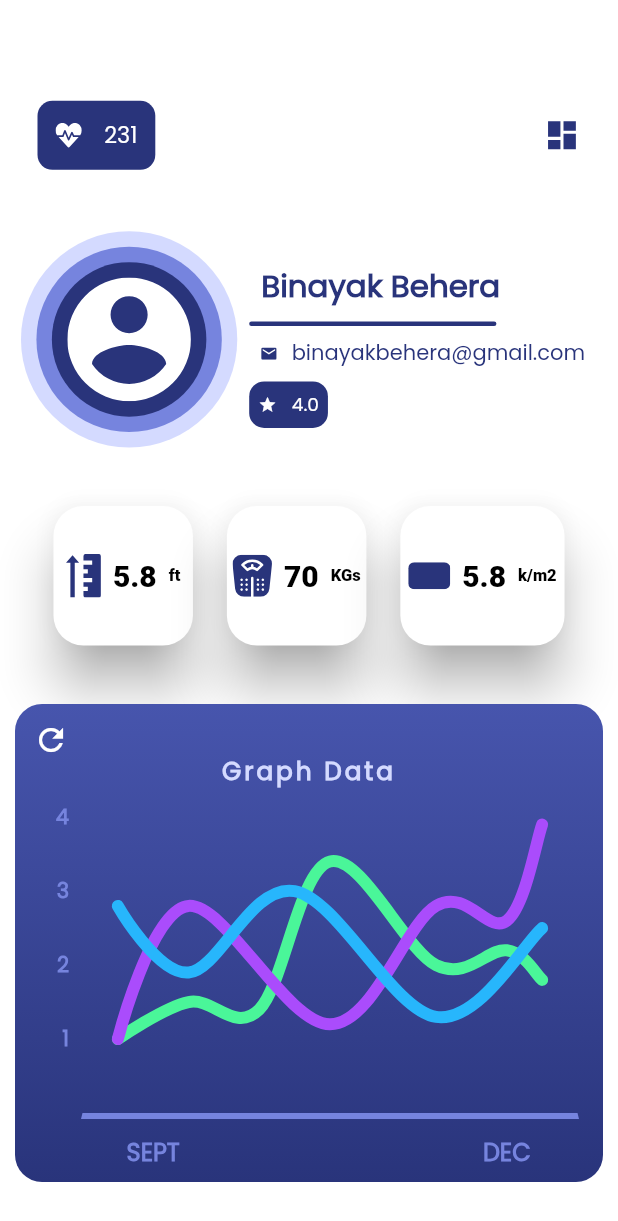
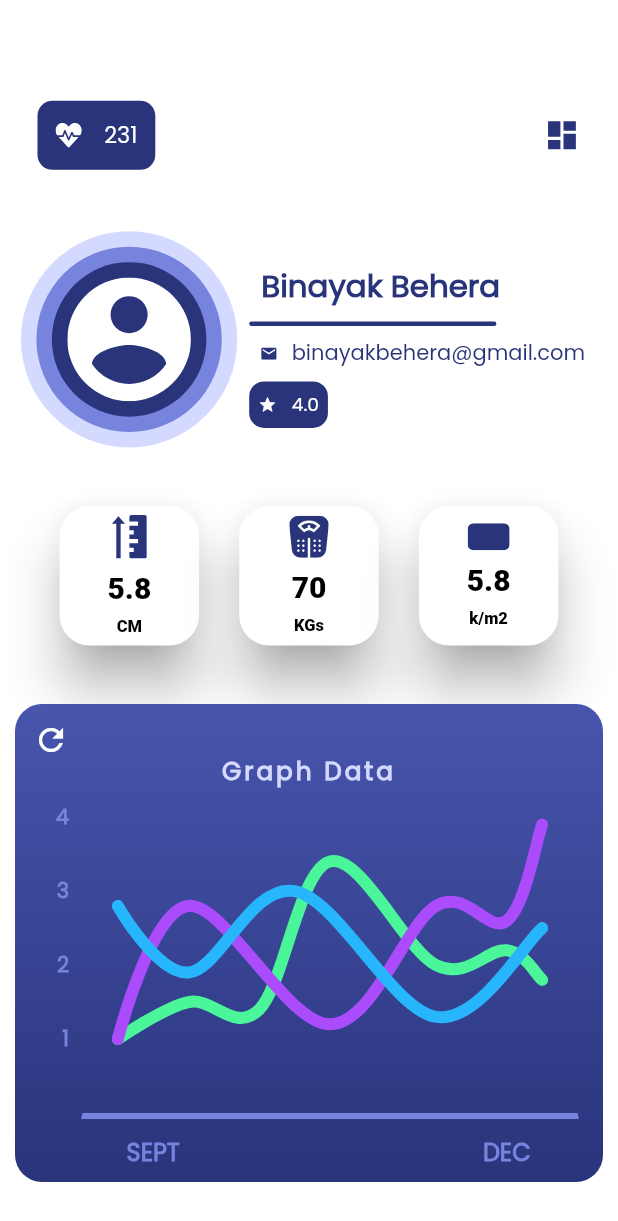
Before and after one commit to binayakbehera999/Snap-N-Eat, a Flutter app: the Profile screen opened directly, on a phone screen of 412 x 824 dp. Shown: the top 1221 px of the screen. Run offline on Flutter 3.47's test engine with Material 2 defaults, Android fonts, the phone set to English and light mode, and no system bars; drawn by our look-alikes of fl_chart; our stand-ins replace cloud_firestore, flutter_svg, fluttertoast, percent_indicator, shared_preferences; missing offline and left inert: fluid_bottom_nav_bar, oauth2_client; accounts and stored records are empty; Roboto replaces fonts that are missing (Muli).

Commit message:
profile ui update

```diff
--- a/lib/components/friendrequesttiles.dart
+++ b/lib/components/friendrequesttiles.dart
@@ -17,19 +17,22 @@ class FriendRequestTiles extends StatefulWidget {
 class _FriendRequestTilesState extends State<FriendRequestTiles> {
   @override
   Widget build(BuildContext context) {
-    return Card(
+    return Container(
+      height: 80,
+      child: Padding(
+        padding: const EdgeInsets.all(5.0),
+        child: Card(
           shadowColor: Colors.grey,
           elevation: 15.0,
           shape: RoundedRectangleBorder(
             borderRadius: BorderRadius.all(
-          Radius.circular(20.0),
+              Radius.circular(5.0),
             ),
           ),
           child: new ListTile(
             title: Text(widget.name),
             leading: CircleAvatar(child: Image.network(widget.avatar)),
             trailing: Row(
-          crossAxisAlignment: CrossAxisAlignment.end,
               mainAxisSize: MainAxisSize.min,
               children: <Widget>[
                 RaisedButton(
@@ -45,6 +48,8 @@ class _FriendRequestTilesState extends State<FriendRequestTiles> {
               ],
             ),
           ),
+        ),
+      ),
     );
   }
 }
--- /dev/null
+++ b/lib/components/profileCard.dart
@@ -0,0 +1,65 @@
+import 'package:flutter/material.dart';
+import 'package:flutter_svg/flutter_svg.dart';
+import 'package:snap_n_eat/utils/constants.dart';
+
+class ProfileCard extends StatefulWidget {
+  final String iconSvg;
+  final String value;
+  final String unit;
+  final double height, width;
+  ProfileCard({this.iconSvg, this.value, this.unit, this.height, this.width});
+  @override
+  _ProfileCardState createState() => _ProfileCardState();
+}
+
+class _ProfileCardState extends State<ProfileCard> {
+  @override
+  Widget build(BuildContext context) {
+    return Container(
+      height: widget.height,
+      width: widget.width,
+      child: Card(
+        color: Colors.white,
+        margin: EdgeInsets.all(5.0),
+        shadowColor: Colors.grey,
+        elevation: 15.0,
+        shape: RoundedRectangleBorder(
+          borderRadius: BorderRadius.all(Radius.circular(20.0)),
+        ),
+        child: Column(
+          mainAxisAlignment: MainAxisAlignment.center,
+          crossAxisAlignment: CrossAxisAlignment.center,
+          children: <Widget>[
+            SvgPicture.asset(
+              widget.iconSvg,
+              color: primaryColor,
+            ),
+            Padding(
+              padding: const EdgeInsets.all(8.0),
+              child: Text(
+                widget.value,
+                style: TextStyle(
+                  fontFamily: 'Muli',
+                  fontSize: 20,
+                  color: Colors.black,
+                  fontWeight: FontWeight.w800,
+                ),
+                textAlign: TextAlign.left,
+              ),
+            ),
+            Text(
+              widget.unit,
+              style: TextStyle(
+                fontFamily: 'Muli',
+                fontSize: 11,
+                color: Colors.black,
+                fontWeight: FontWeight.w800,
+              ),
+              textAlign: TextAlign.left,
+            ),
+          ],
+        ),
+      ),
+    );
+  }
+}
--- /dev/null
+++ b/lib/components/toast.dart
@@ -0,0 +1,12 @@
+import 'package:flutter/material.dart';
+import 'package:fluttertoast/fluttertoast.dart';
+
+class Toast {
+  void showToast(String msg) {
+    Fluttertoast.showToast(
+        msg: "$msg",
+        gravity: ToastGravity.BOTTOM,
+        backgroundColor: Colors.grey,
+        textColor: Colors.white);
+  }
+}
--- a/lib/screens/profile.dart
+++ b/lib/screens/profile.dart
@@ -1,7 +1,7 @@
 import 'package:flutter/material.dart';
 import 'package:flutter_svg/flutter_svg.dart';
 import 'package:snap_n_eat/components/graph.dart';
-import 'package:snap_n_eat/components/smallCard.dart';
+import 'package:snap_n_eat/components/profileCard.dart';
 import 'package:snap_n_eat/utils/constants.dart';
 
 class Profile extends StatefulWidget {
@@ -191,26 +191,26 @@ class _ProfileState extends State<Profile> {
               child: Row(
                 mainAxisAlignment: MainAxisAlignment.spaceEvenly,
                 children: <Widget>[
-                  SmallCard(
+                  ProfileCard(
                     iconSvg: "assets/icons/height.svg",
-                    unit: "ft",
+                    unit: "CM",
                     value: "$height",
                     height: screenWidth * 0.25,
                     width: screenWidth * 0.25,
                   ),
-                  SmallCard(
+                  ProfileCard(
                     iconSvg: "assets/icons/weight-scale.svg",
                     unit: "KGs",
                     value: "$weight",
                     height: screenWidth * 0.25,
                     width: screenWidth * 0.25,
                   ),
-                  SmallCard(
+                  ProfileCard(
                     iconSvg: "assets/icons/bmi.svg",
                     unit: "k/m2",
                     value: "$height",
                     height: screenWidth * 0.25,
-                    width: screenWidth * 0.29,
+                    width: screenWidth * 0.25,
                   ),
                 ],
               ),
--- a/pubspec.yaml
+++ b/pubspec.yaml
@@ -35,6 +35,7 @@ dependencies:
   cloud_firestore: ^0.13.4+2
   fl_chart: ^0.10.1
   provider: ^4.0.1
+  fluttertoast: ^7.0.1
 
   # The following adds the Cupertino Icons font to your application.
   # Use with the CupertinoIcons class for iOS style icons.
```
Also changed, not shown: pubspec.lock. Lines whose indentation alone changed are shown as unchanged.
